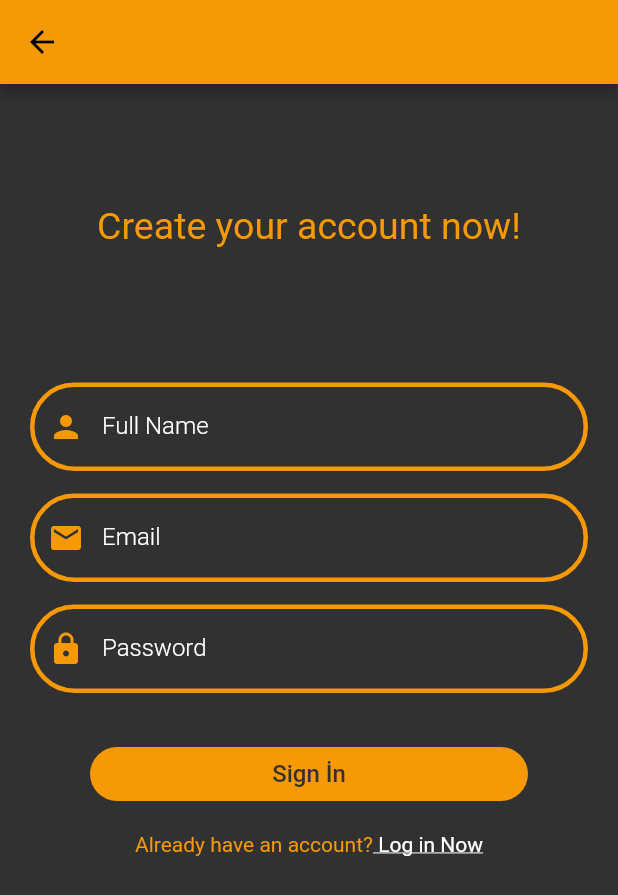
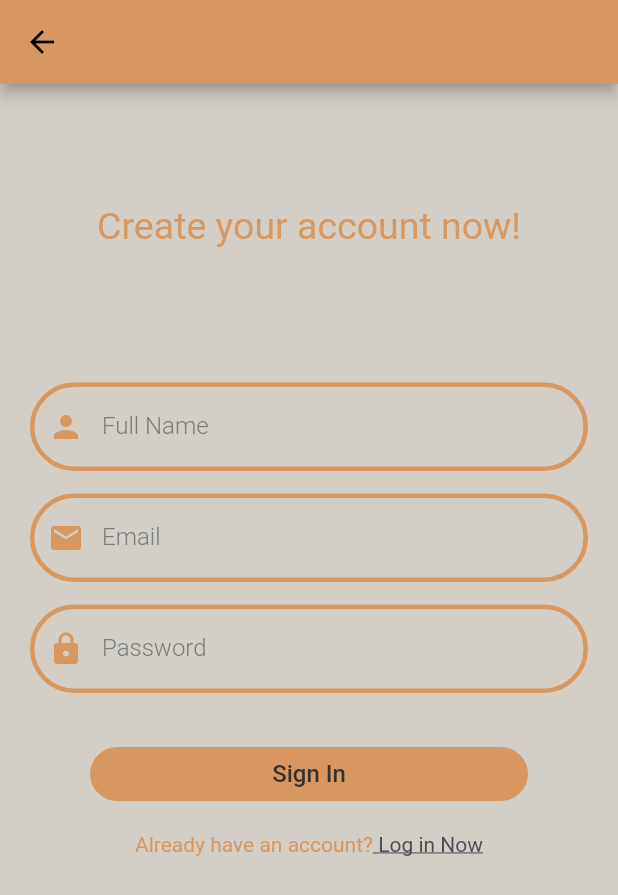
Before and after one commit to sevdaghasemzadeh/OyunVeUygulamaAkademisi, a Flutter app: the RegistrationPage screen opened directly, on a phone screen of 412 x 824 dp. Shown: the top 895 px of the screen. Run offline on Flutter 3.47's test engine with Material 2 defaults, Android fonts, the light colour scheme and no system bars; our stand-ins replace cloud_firestore, firebase_auth, firebase_core, shared_preferences; accounts and stored records are empty.

Commit message:
Uİ improvements

```diff
--- a/lib/pages/RegistrationPage.dart
+++ b/lib/pages/RegistrationPage.dart
@@ -23,11 +23,11 @@ class _RegistrationPageState extends State<RegistrationPage> {
   @override
   Widget build(BuildContext context) {
     return Scaffold(
-      backgroundColor: Color.fromRGBO(49,49,49,1),
+      backgroundColor: Color.fromRGBO(211,207,199,1),
       appBar: AppBar(
-        backgroundColor: Color.fromRGBO(246,153,6,1),
+        backgroundColor: Color.fromRGBO(215,151,94,1),
       ),
-      body: _isLoading? Center(child: CircularProgressIndicator(color: Color.fromRGBO(246,153,6,1))) :
+      body: _isLoading? Center(child: CircularProgressIndicator(color: Color.fromRGBO(215,151,94,1))) :
       SingleChildScrollView(
         child: Padding(
           padding: const EdgeInsets.symmetric(horizontal: 20, vertical: 80 ) ,
@@ -38,22 +38,23 @@ class _RegistrationPageState extends State<RegistrationPage> {
                 crossAxisAlignment: CrossAxisAlignment.center,
                 children: <Widget> [
                   const Text("Create your account now!",
-                    style: TextStyle(fontSize: 25, fontWeight: FontWeight.w400, color: Color.fromRGBO(246,153,6,1),)
+                    style: TextStyle(fontSize: 25, fontWeight: FontWeight.w400, color: Color.fromRGBO(215,151,94,1),)
                     ,),
 
                   const SizedBox(height: 90),
                   TextFormField(
+                    style: TextStyle(color: Color.fromRGBO(116,124,124,1)),
                     decoration: textinputDecoration.copyWith(
 
                         enabledBorder: OutlineInputBorder(
                             borderRadius: BorderRadius.circular(30),
-                            borderSide: const BorderSide (width: 3, color: Color.fromRGBO(246,153,6,1),
+                            borderSide: const BorderSide (width: 3, color: Color.fromRGBO(215,151,94,1),
                             )
                         ),
                         labelText: "Full Name",
                         prefixIcon: const Icon(
                           Icons.person,
-                          color: Color.fromRGBO(246,153,6,1),
+                          color: Color.fromRGBO(215,151,94,1),
                         )
                     ),
                     onChanged: (val){
@@ -70,16 +71,17 @@ class _RegistrationPageState extends State<RegistrationPage> {
                   ),
                   const SizedBox(height: 15,),
                   TextFormField(
+                    style: TextStyle(color: Color.fromRGBO(116,124,124,1)),
                     decoration: textinputDecoration.copyWith(
                         enabledBorder: OutlineInputBorder(
                             borderRadius: BorderRadius.circular(30),
-                            borderSide: const BorderSide (width: 3, color: Color.fromRGBO(246,153,6,1),
+                            borderSide: const BorderSide (width: 3, color: Color.fromRGBO(215,151,94,1),
                             )
                         ),
                         labelText: "Email",
                         prefixIcon: const Icon(
                           Icons.email,
-                          color: Color.fromRGBO(246,153,6,1),
+                          color: Color.fromRGBO(215,151,94,1),
                         )
                     ),
                     onChanged: (val){
@@ -92,16 +94,17 @@ class _RegistrationPageState extends State<RegistrationPage> {
                   const SizedBox(height: 15),
                   TextFormField(
                     obscureText: true,
+                    style: TextStyle(color: Color.fromRGBO(116,124,124,1)),
                     decoration: textinputDecoration.copyWith(
                       enabledBorder: OutlineInputBorder(
                           borderRadius: BorderRadius.circular(30),
-                          borderSide: const BorderSide (width: 3, color: Color.fromRGBO(246,153,6,1),
+                          borderSide: const BorderSide (width: 3, color: Color.fromRGBO(215,151,94,1),
                           )
                       ),
                       labelText: "Password",
                       prefixIcon: const Icon(
                           Icons.lock,
-                          color: Color.fromRGBO(246,153,6,1)
+                          color: Color.fromRGBO(215,151,94,1)
                       ),
                     ),
                     validator: (val){
@@ -121,13 +124,13 @@ class _RegistrationPageState extends State<RegistrationPage> {
                       padding: const EdgeInsets.fromLTRB(40, 10, 40, 5),
                       child: ElevatedButton(
                         style: ElevatedButton.styleFrom(
-                            primary: Color.fromRGBO(246,153,6,1),
+                            primary: Color.fromRGBO(215,151,94,1),
                             elevation: 0,
                             shape: RoundedRectangleBorder(
                                 borderRadius: BorderRadius.circular(30)
                             )
                         ),
-                        child: const Text("Sign İn",
+                        child: const Text("Sign In",
                           style: TextStyle(
                               color: Color.fromRGBO(49,49,49,1),
                               fontSize: 16
@@ -142,13 +145,13 @@ class _RegistrationPageState extends State<RegistrationPage> {
                   Text.rich(TextSpan(
                     text: "Already have an account?",
                     style: const TextStyle(
-                        color: Color.fromRGBO(246,153,6,1),
+                        color: Color.fromRGBO(215,151,94,1),
                         fontSize: 14),
                     children:<TextSpan>[
                       TextSpan(
                           text: " Log in Now",
                           style: const TextStyle(
-                              color: Colors.white,
+                              color: Color.fromRGBO(77,76,84,1),
                               decoration: TextDecoration.underline
                           ),
                           recognizer: TapGestureRecognizer()..onTap = () {
--- a/lib/widgets/widgets.dart
+++ b/lib/widgets/widgets.dart
@@ -3,15 +3,15 @@ import 'package:flutter/material.dart';
 const textinputDecoration = InputDecoration(
 
 
-  labelStyle: TextStyle(color: Colors.white, fontWeight: FontWeight.w300),
+  labelStyle: TextStyle(color:  Color.fromRGBO(116,124,124,1), fontWeight: FontWeight.w300),
   focusedBorder: OutlineInputBorder(
 
-    borderSide: BorderSide(color: Colors.white38, width: 2 ),
+    borderSide: BorderSide( color: Color.fromRGBO(116,124,124,1), width: 2 ),
 
 
   ),
   enabledBorder: OutlineInputBorder(
-    borderSide: BorderSide(color: Color.fromRGBO(246,153,6,1), width: 2 ),
+    borderSide: BorderSide(color: Color.fromRGBO(215,151,94,1), width: 2 ),
   ),
   errorBorder: OutlineInputBorder(
     borderSide: BorderSide(color: Colors.red, width: 2 ),
@@ -34,6 +34,6 @@ void showSnackBar(context, color, message){
     ),
     backgroundColor: color,
     duration: const Duration(seconds: 2),
-    action: SnackBarAction(label: "OK", onPressed: (){}, textColor: Colors.white,),
+    action: SnackBarAction(label: "OK", onPressed: (){}, textColor:  Color.fromRGBO(116,124,124,1),),
   ));
 }
--- a/pubspec.yaml
+++ b/pubspec.yaml
@@ -64,7 +64,7 @@ flutter:
 
   # To add assets to your application, add an assets section, like this:
   assets:
-    - assets/mult.png
+    - assets/logo.JPEG
 
   # An image asset can refer to one or more resolution-specific "variants", see
   # https://flutter.dev/assets-and-images/#resolution-aware
```
Also changed, not shown: lib/pages/auth/login_page.dart (+14 -14 lines), lib/pages/equation_solver_page.dart (+9 -7 lines), lib/pages/history_page.dart (+9 -5 lines), lib/pages/home_page.dart (+17 -14 lines), pubspec.lock.
